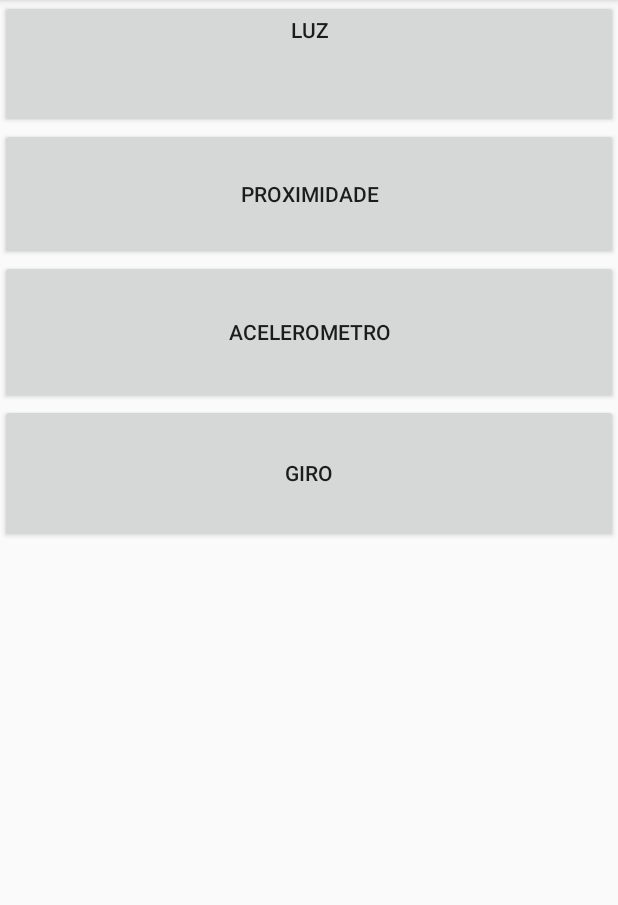
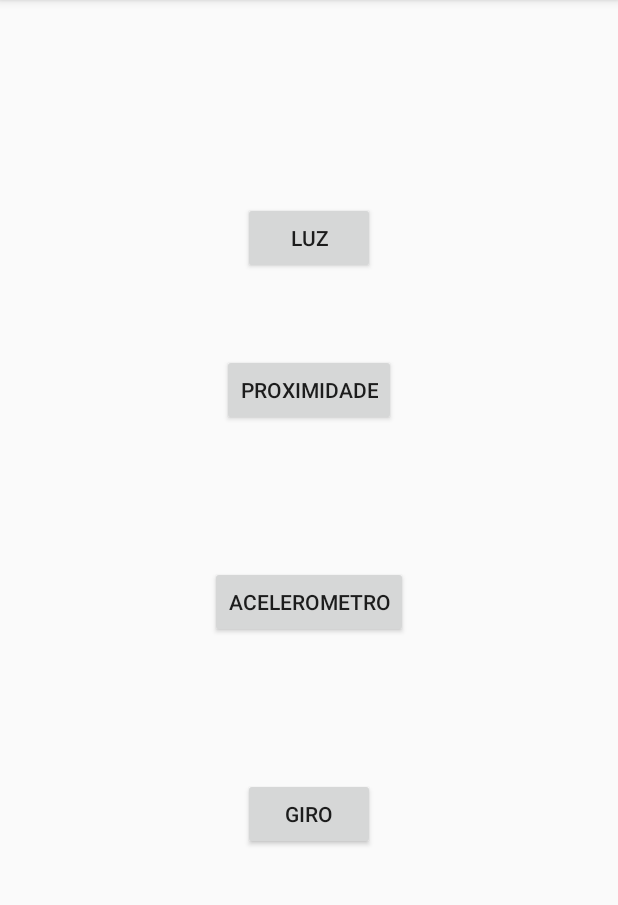
Before and after one commit to EricCouto/Celular, an Android app: the screen it shows after launch (MainActivity), on a phone screen of 412 x 824 dp, the part 84-989 px from its top. Run offline under Robolectric (Android 15) with nearby library versions, the phone set to English and light mode, and no system bars.

Commit message:
foi feito tudo. :)

```diff
--- a/app/src/main/java/com/example/sensoresacess/sensor1L.kt
+++ b/app/src/main/java/com/example/sensoresacess/sensor1L.kt
@@ -1,6 +1,7 @@
 package com.example.sensoresacess
 
 import android.content.Context
+import android.content.Intent
 import android.hardware.Sensor
 import android.hardware.SensorEvent
 import android.hardware.SensorEventListener
@@ -12,7 +13,6 @@ import kotlinx.android.synthetic.main.activity_sensor1.*
 class sensor1L : AppCompatActivity(), SensorEventListener {
 
     lateinit var manager: SensorManager
-
 
     override fun onCreate(savedInstanceState: Bundle?) {
         super.onCreate(savedInstanceState)
@@ -26,6 +26,10 @@ class sensor1L : AppCompatActivity(), SensorEventListener {
             manager.getDefaultSensor(Sensor.TYPE_LIGHT),
             SensorManager.SENSOR_DELAY_NORMAL
         )
+
+        BackAcel.setOnClickListener {
+            startActivity(Intent(this,MainActivity::class.java))
+        }
     }
 
 
--- a/app/src/main/java/com/example/sensoresacess/sensor2P.kt
+++ b/app/src/main/java/com/example/sensoresacess/sensor2P.kt
@@ -1,6 +1,7 @@
 package com.example.sensoresacess
 
 import android.content.Context
+import android.content.Intent
 import android.hardware.Sensor
 import android.hardware.SensorEvent
 import android.hardware.SensorEventListener
@@ -37,6 +38,9 @@ class sensor2P : AppCompatActivity(), SensorEventListener {
 
         manager.registerListener(this,manager.getDefaultSensor(Sensor.TYPE_PROXIMITY),SensorManager.SENSOR_DELAY_FASTEST)
 
+        BackAcel.setOnClickListener {
+            startActivity(Intent(this,MainActivity::class.java))
+        }
 
     }
 }
--- a/app/src/main/res/layout/activity_main.xml
+++ b/app/src/main/res/layout/activity_main.xml
@@ -4,31 +4,42 @@
     xmlns:tools="http://schemas.android.com/tools"
     android:layout_width="match_parent"
     android:layout_height="match_parent"
+    android:layout_gravity="center"
+    android:gravity="center"
     android:orientation="vertical"
     tools:context=".MainActivity" >
 
     <Button
         android:id="@+id/botaoLuz"
-        android:layout_width="match_parent"
-        android:layout_height="85dp"
-        android:gravity="center_horizontal"
+        android:layout_width="wrap_content"
+        android:layout_height="wrap_content"
+        android:gravity="center"
         android:text="Luz" />
 
     <Button
         android:id="@+id/botaoProxi"
-        android:layout_width="match_parent"
-        android:layout_height="88dp"
+        android:layout_width="wrap_content"
+        android:layout_height="wrap_content"
+        android:layout_gravity="center"
+        android:layout_marginTop="80px"
+        android:layout_marginBottom="100px"
         android:text="Proximidade" />
 
     <Button
         android:id="@+id/botaoAcele"
-        android:layout_width="match_parent"
-        android:layout_height="96dp"
+        android:layout_width="wrap_content"
+        android:layout_height="wrap_content"
+        android:layout_gravity="center"
+        android:layout_marginTop="40px"
+        android:layout_marginBottom="100px"
         android:text="Acelerometro" />
 
     <Button
         android:id="@+id/botaoGiro"
-        android:layout_width="match_parent"
-        android:layout_height="92dp"
+        android:layout_width="wrap_content"
+        android:layout_height="wrap_content"
+        android:layout_gravity="center"
+        android:layout_marginTop="40px"
+        android:layout_marginBottom="100px"
         android:text="Giro" />
 </LinearLayout>
```
Also changed, not shown: app/src/main/java/com/example/sensoresacess/Sensor4Giro.kt (deleted, +0 -12 lines), app/src/main/java/com/example/sensoresacess/sensor2Proxi.kt (deleted, +0 -12 lines), app/src/main/java/com/example/sensoresacess/sensor3A.kt (+4 -3 lines), app/src/main/java/com/example/sensoresacess/sensor4G.kt (+9 -9 lines), app/src/main/res/layout/activity_sensor1.xml (+32 -5 lines), app/src/main/res/layout/activity_sensor2.xml (+32 -4 lines), app/src/main/res/layout/activity_sensor2_proxi.xml (deleted, +0 -9 lines), app/src/main/res/layout/activity_sensor3.xml (+37 -3 lines), app/src/main/res/layout/activity_sensor4.xml (+38 -3 lines), app/src/main/res/layout/activity_sensor4_giro.xml (deleted, +0 -9 lines).
